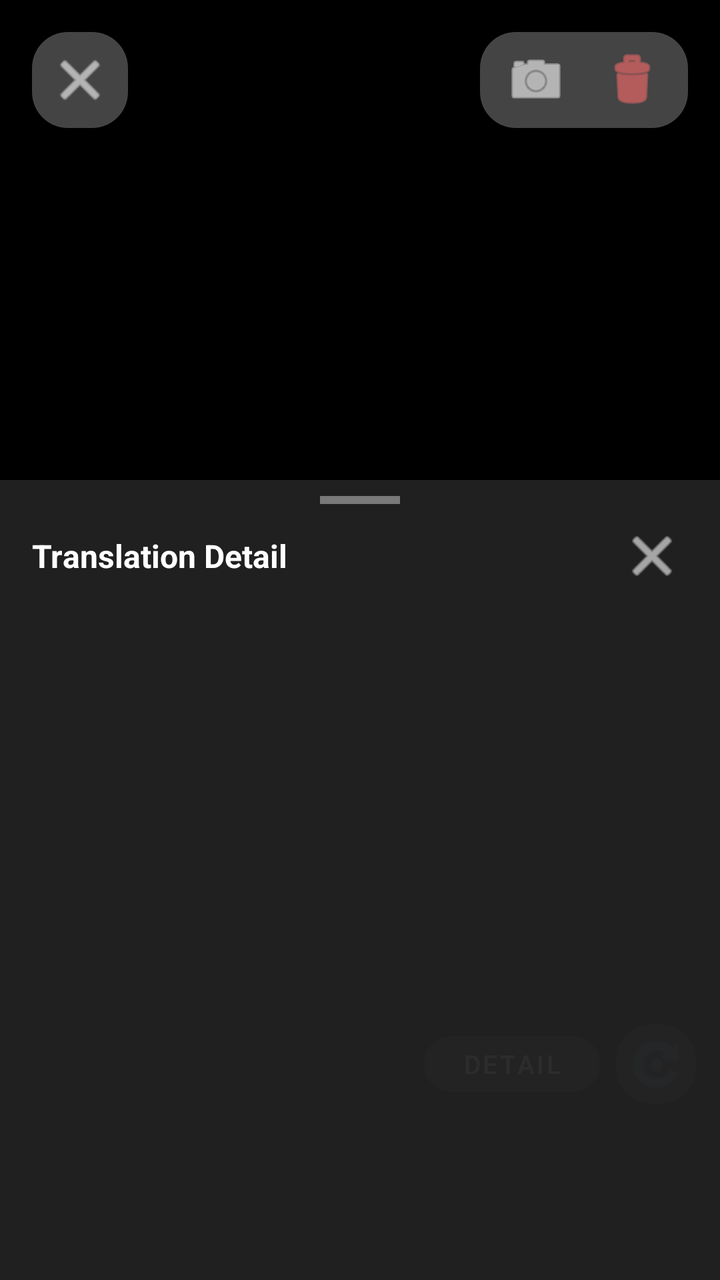
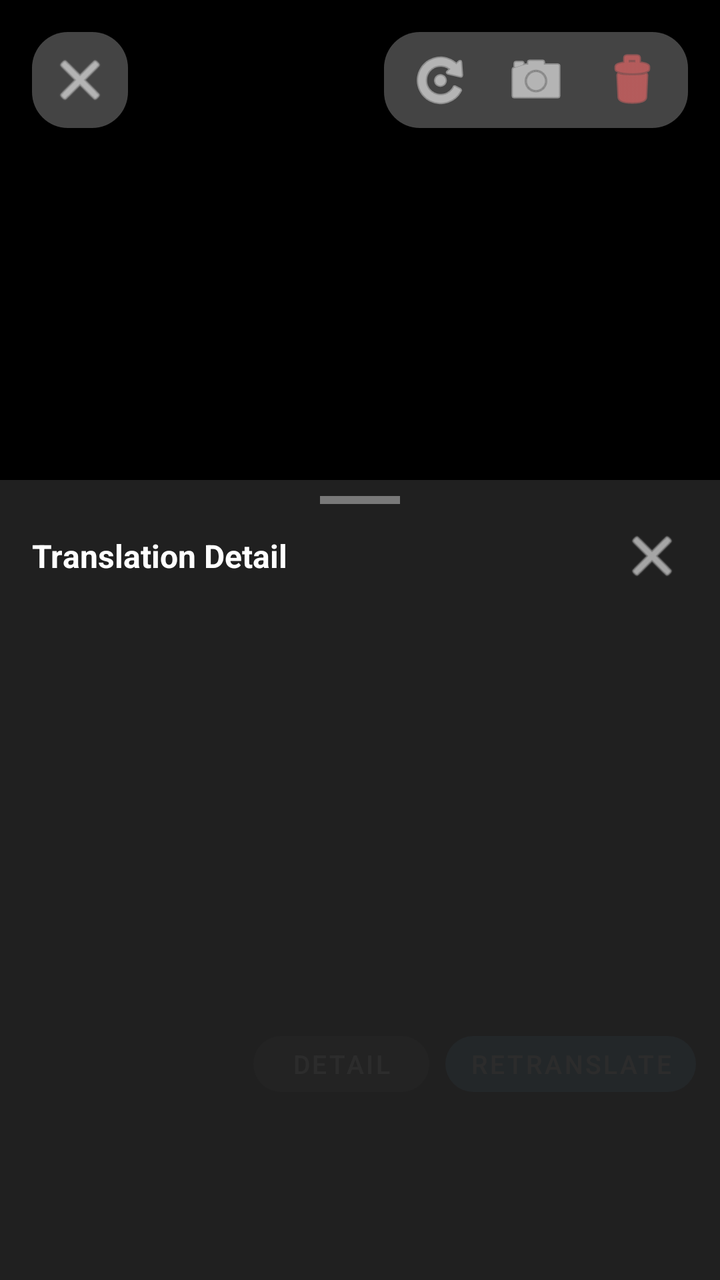

An Android layout rendered at two revisions. The XML below is the earlier revision; the diff shows what the commit changed to produce the second picture.
<!-- AndroidManifest.xml: activity theme Theme.MaterialComponents.DayNight.NoActionBar -->
<!-- res/layout/activity_manga_viewer.xml -->
<?xml version="1.0" encoding="utf-8"?>
<FrameLayout xmlns:android="http://schemas.android.com/apk/res/android"
    xmlns:app="http://schemas.android.com/apk/res-auto"
    android:layout_width="match_parent"
    android:layout_height="match_parent"
    android:background="#FF000000">

    
    <androidx.viewpager2.widget.ViewPager2
        android:id="@+id/viewPager"
        android:layout_width="match_parent"
        android:layout_height="match_parent" />

    
    <TextView
        android:id="@+id/tvPageIndicator"
        android:layout_width="wrap_content"
        android:layout_height="wrap_content"
        android:layout_gravity="top|center_horizontal"
        android:layout_marginTop="48dp"
        android:textColor="#FFFFFF"
        android:textSize="16sp"
        android:background="#80000000"
        android:paddingHorizontal="16dp"
        android:paddingVertical="6dp" />

    
    <ImageButton
        android:id="@+id/btnClose"
        android:layout_width="48dp"
        android:layout_height="48dp"
        android:layout_gravity="top|start"
        android:layout_margin="16dp"
        android:background="@drawable/bg_manga_toolbar_btn"
        android:src="@android:drawable/ic_menu_close_clear_cancel"
        android:tint="#FFFFFF" />

    
    <LinearLayout
        android:layout_width="wrap_content"
        android:layout_height="wrap_content"
        android:layout_gravity="top|end"
        android:layout_margin="16dp"
        android:orientation="horizontal"
        android:background="@drawable/bg_manga_toolbar_btn"
        android:paddingHorizontal="4dp">

        <ImageButton
            android:id="@+id/btnToggleImage"
            android:layout_width="48dp"
            android:layout_height="48dp"
            android:background="@android:color/transparent"
            android:src="@android:drawable/ic_menu_camera"
            android:tint="#FFFFFF"
            android:contentDescription="切换原图/译文" />

        <ImageButton
            android:id="@+id/btnDeleteEntry"
            android:layout_width="48dp"
            android:layout_height="48dp"
            android:background="@android:color/transparent"
            android:src="@android:drawable/ic_menu_delete"
            android:tint="#FFFF6B6B"
            android:contentDescription="@string/delete" />
    </LinearLayout>

    
    <LinearLayout
        android:layout_width="match_parent"
        android:layout_height="wrap_content"
        android:layout_gravity="bottom"
        android:layout_marginBottom="88dp"
        android:gravity="center_vertical"
        android:paddingHorizontal="12dp"
        android:orientation="horizontal"
        android:clipChildren="false">

        
        <Spinner
            android:id="@+id/spinnerVariant"
            android:layout_width="wrap_content"
            android:layout_height="36dp"
            android:layout_marginEnd="8dp"
            android:background="@drawable/bg_manga_toolbar_btn"
            android:paddingHorizontal="8dp"
            android:visibility="gone"
            android:popupBackground="@drawable/popup_rounded_dark" />

        
        <View
            android:layout_width="0dp"
            android:layout_height="1dp"
            android:layout_weight="1" />

        
        <com.google.android.material.button.MaterialButton
            android:id="@+id/btnShowTranslation"
            android:layout_width="wrap_content"
            android:layout_height="40dp"
            android:text="@string/history_detail"
            android:textColor="#FFFFFF"
            android:textSize="13sp"
            app:backgroundTint="#CC555555"
            app:cornerRadius="20dp" />

        
        <ImageButton
            android:id="@+id/btnRetranslate"
            android:layout_width="40dp"
            android:layout_height="40dp"
            android:layout_marginStart="8dp"
            android:background="@drawable/bg_manga_toolbar_btn"
            android:src="@android:drawable/ic_menu_rotate"
            android:tint="#55AEEA"
            android:contentDescription="@string/history_retranslate" />
    </LinearLayout>

    
    <LinearLayout
        android:id="@+id/bottomSheetPanel"
        android:layout_width="match_parent"
        android:layout_height="400dp"
        android:layout_gravity="bottom"
        android:orientation="vertical"
        android:background="#F0222222"
        android:elevation="8dp">

        <View
            android:id="@+id/dragHandle"
            android:layout_width="40dp"
            android:layout_height="4dp"
            android:layout_gravity="center_horizontal"
            android:layout_marginTop="8dp"
            android:layout_marginBottom="8dp"
            android:background="#66FFFFFF" />

        <LinearLayout
            android:layout_width="match_parent"
            android:layout_height="wrap_content"
            android:orientation="horizontal"
            android:gravity="center_vertical"
            android:paddingHorizontal="16dp"
            android:paddingBottom="8dp">

            <TextView
                android:layout_width="0dp"
                android:layout_height="wrap_content"
                android:layout_weight="1"
                android:text="@string/translation_detail"
                android:textColor="#FFFFFF"
                android:textSize="16sp"
                android:textStyle="bold" />

            <ImageButton
                android:id="@+id/btnCloseSheet"
                android:layout_width="36dp"
                android:layout_height="36dp"
                android:background="?attr/selectableItemBackgroundBorderless"
                android:src="@android:drawable/ic_menu_close_clear_cancel"
                android:tint="#FFFFFF" />
        </LinearLayout>

        <TextView
            android:id="@+id/tvTranslationInfo"
            android:layout_width="match_parent"
            android:layout_height="wrap_content"
            android:paddingHorizontal="16dp"
            android:paddingBottom="6dp"
            android:textColor="#88FFFFFF"
            android:textSize="10sp"
            android:lineSpacingExtra="2dp" />

        <ScrollView
            android:id="@+id/scrollTranslationDetail"
            android:layout_width="match_parent"
            android:layout_height="0dp"
            android:layout_weight="1"
            android:paddingHorizontal="16dp">

            <TextView
                android:id="@+id/tvTranslationDetail"
                android:layout_width="match_parent"
                android:layout_height="wrap_content"
                android:textSize="12sp"
                android:lineSpacingExtra="4dp"
                android:textColor="#CCFFFFFF"
                android:textIsSelectable="true"
                android:paddingBottom="48dp" />

        </ScrollView>

    </LinearLayout>

</FrameLayout>
<!-- resources referenced by this layout -->
<resources>
  <!-- drawable bg_manga_toolbar_btn (drawable) -->
  <?xml version="1.0" encoding="utf-8"?>
  <shape xmlns:android="http://schemas.android.com/apk/res/android"
      android:shape="rectangle">
      <corners android:radius="18dp" />
      <solid android:color="#CC555555" />
      <padding android:left="12dp" android:right="12dp" />
  </shape>
  <!-- drawable popup_rounded_dark (drawable) -->
  <?xml version="1.0" encoding="utf-8"?>
  <shape xmlns:android="http://schemas.android.com/apk/res/android"
      android:shape="rectangle">
      <corners android:radius="8dp" />
      <solid android:color="#FF333333" />
      <padding android:top="4dp" android:bottom="4dp" />
  </shape>
  <string name="delete">Delete</string>
  <string name="history_detail">Detail</string>
  <string name="history_retranslate">Retranslate</string>
  <string name="translation_detail">Translation Detail</string>
</resources>

<!-- the commit's change to res/layout/activity_manga_viewer.xml (unified diff, before → after) -->
@@ -3,13 +3,15 @@
     xmlns:app="http://schemas.android.com/apk/res-auto"
     android:layout_width="match_parent"
     android:layout_height="match_parent"
+    android:clipChildren="false"
     android:background="#FF000000">
 
     
     <androidx.viewpager2.widget.ViewPager2
         android:id="@+id/viewPager"
         android:layout_width="match_parent"
-        android:layout_height="match_parent" />
+        android:layout_height="match_parent"
+        android:clipChildren="false" />
 
     
     <TextView
@@ -46,6 +48,15 @@
         android:paddingHorizontal="4dp">
 
         <ImageButton
+            android:id="@+id/btnRotate"
+            android:layout_width="48dp"
+            android:layout_height="48dp"
+            android:background="@android:color/transparent"
+            android:src="@android:drawable/ic_menu_rotate"
+            android:tint="#FFFFFF"
+            android:contentDescription="旋转视图" />
+
+        <ImageButton
             android:id="@+id/btnToggleImage"
             android:layout_width="48dp"
             android:layout_height="48dp"
@@ -104,15 +115,17 @@
             app:cornerRadius="20dp" />
 
         
-        <ImageButton
+        <com.google.android.material.button.MaterialButton
             android:id="@+id/btnRetranslate"
-            android:layout_width="40dp"
+            android:layout_width="wrap_content"
             android:layout_height="40dp"
             android:layout_marginStart="8dp"
-            android:background="@drawable/bg_manga_toolbar_btn"
-            android:src="@android:drawable/ic_menu_rotate"
-            android:tint="#55AEEA"
-            android:contentDescription="@string/history_retranslate" />
+            android:paddingHorizontal="12dp"
+            android:text="@string/history_retranslate"
+            android:textColor="#FFFFFF"
+            android:textSize="13sp"
+            app:backgroundTint="#CC55AEEA"
+            app:cornerRadius="20dp" />
     </LinearLayout>
 
     
